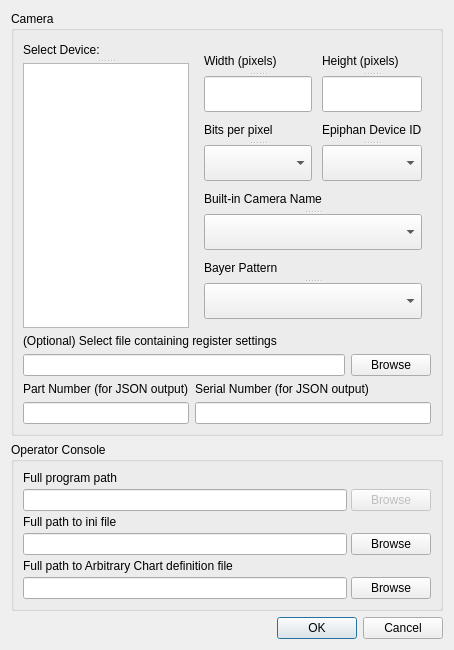
Qt form setupdialog.ui (imatest/Operator-Console-Qt) before a commit.
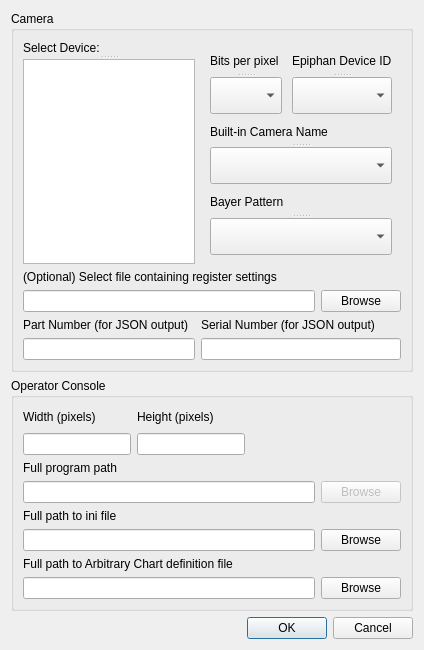
The same form after that commit.

```diff
--- a/setupdialog.ui
+++ b/setupdialog.ui
@@ -13,7 +13,7 @@
   <property name="windowTitle">
    <string>Setup</string>
   </property>
-  <layout class="QVBoxLayout" name="verticalLayout_4">
+  <layout class="QVBoxLayout" name="verticalLayout">
    <item>
     <widget class="QGroupBox" name="groupBox">
      <property name="title">
@@ -49,39 +49,6 @@
             <property name="horizontalSpacing">
              <number>10</number>
             </property>
-            <item row="0" column="0">
-             <widget class="QSplitter" name="splitter_2">
-              <property name="orientation">
-               <enum>Qt::Vertical</enum>
-              </property>
-              <widget class="QLabel" name="labelWidth">
-               <property name="text">
-                <string>Width (pixels)</string>
-               </property>
-              </widget>
-              <widget class="QLineEdit" name="width">
-               <property name="sizePolicy">
-                <sizepolicy hsizetype="Fixed" vsizetype="Fixed">
-                 <horstretch>0</horstretch>
-                 <verstretch>0</verstretch>
-                </sizepolicy>
-               </property>
-              </widget>
-             </widget>
-            </item>
-            <item row="0" column="1">
-             <widget class="QSplitter" name="splitter_3">
-              <property name="orientation">
-               <enum>Qt::Vertical</enum>
-              </property>
-              <widget class="QLabel" name="labelHeight">
-               <property name="text">
-                <string>Height (pixels)</string>
-               </property>
-              </widget>
-              <widget class="QLineEdit" name="height"/>
-             </widget>
-            </item>
             <item row="1" column="0">
              <widget class="QSplitter" name="splitter_4">
               <property name="orientation">
@@ -242,11 +209,99 @@
      <property name="title">
       <string>Operator Console</string>
      </property>
-     <layout class="QVBoxLayout" name="verticalLayout">
-      <property name="spacing">
-       <number>4</number>
-      </property>
-      <item>
+     <layout class="QGridLayout" name="gridLayout_10">
+      <item row="5" column="0">
+       <layout class="QGridLayout" name="gridLayout_3">
+        <item row="0" column="0">
+         <widget class="QLabel" name="label_9">
+          <property name="text">
+           <string>Full path to ini file</string>
+          </property>
+         </widget>
+        </item>
+        <item row="1" column="0">
+         <widget class="QLineEdit" name="pathIni">
+          <property name="acceptDrops">
+           <bool>false</bool>
+          </property>
+          <property name="readOnly">
+           <bool>true</bool>
+          </property>
+         </widget>
+        </item>
+        <item row="1" column="1">
+         <widget class="QPushButton" name="browseIni">
+          <property name="text">
+           <string>Browse</string>
+          </property>
+         </widget>
+        </item>
+       </layout>
+      </item>
+      <item row="0" column="0">
+       <layout class="QGridLayout" name="gridLayout_11">
+        <item row="0" column="0">
+         <layout class="QGridLayout" name="gridLayout_12">
+          <item row="0" column="0">
+           <layout class="QGridLayout" name="gridLayout_13">
+            <item row="0" column="0">
+             <widget class="QLabel" name="labelWidth">
+              <property name="text">
+               <string>Width (pixels)</string>
+              </property>
+             </widget>
+            </item>
+            <item row="1" column="0">
+             <widget class="QLineEdit" name="width">
+              <property name="sizePolicy">
+               <sizepolicy hsizetype="Fixed" vsizetype="Fixed">
+                <horstretch>0</horstretch>
+                <verstretch>0</verstretch>
+               </sizepolicy>
+              </property>
+             </widget>
+            </item>
+           </layout>
+          </item>
+         </layout>
+        </item>
+        <item row="0" column="1">
+         <layout class="QGridLayout" name="gridLayout_14">
+          <item row="0" column="0">
+           <widget class="QLabel" name="labelHeight">
+            <property name="text">
+             <string>Height (pixels)</string>
+            </property>
+           </widget>
+          </item>
+          <item row="1" column="0">
+           <widget class="QLineEdit" name="height">
+            <property name="sizePolicy">
+             <sizepolicy hsizetype="Fixed" vsizetype="Fixed">
+              <horstretch>0</horstretch>
+              <verstretch>0</verstretch>
+             </sizepolicy>
+            </property>
+           </widget>
+          </item>
+          <item row="0" column="1">
+           <spacer name="horizontalSpacer">
+            <property name="orientation">
+             <enum>Qt::Horizontal</enum>
+            </property>
+            <property name="sizeHint" stdset="0">
+             <size>
+              <width>40</width>
+              <height>20</height>
+             </size>
+            </property>
+           </spacer>
+          </item>
+         </layout>
+        </item>
+       </layout>
+      </item>
+      <item row="4" column="0">
        <layout class="QGridLayout" name="gridLayout_2">
         <item row="0" column="0">
          <widget class="QLabel" name="label_8">
@@ -277,35 +332,7 @@
         </item>
        </layout>
       </item>
-      <item>
-       <layout class="QGridLayout" name="gridLayout_3">
-        <item row="0" column="0">
-         <widget class="QLabel" name="label_9">
-          <property name="text">
-           <string>Full path to ini file</string>
-          </property>
-         </widget>
-        </item>
-        <item row="1" column="0">
-         <widget class="QLineEdit" name="pathIni">
-          <property name="acceptDrops">
-           <bool>false</bool>
-          </property>
-          <property name="readOnly">
-           <bool>true</bool>
-          </property>
-         </widget>
-        </item>
-        <item row="1" column="1">
-         <widget class="QPushButton" name="browseIni">
-          <property name="text">
-           <string>Browse</string>
-          </property>
-         </widget>
-        </item>
-       </layout>
-      </item>
-      <item>
+      <item row="6" column="0">
        <layout class="QGridLayout" name="gridLayout_4">
         <item row="0" column="0">
          <widget class="QLabel" name="label_10">
```
